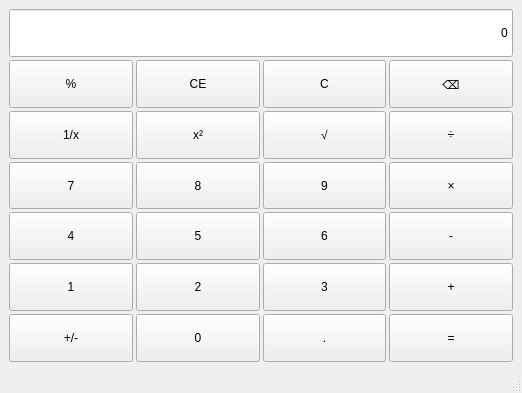
Before: the Qt Designer form mainwindow.ui in sqdtfg/Qt--, drawn with Qt 5.
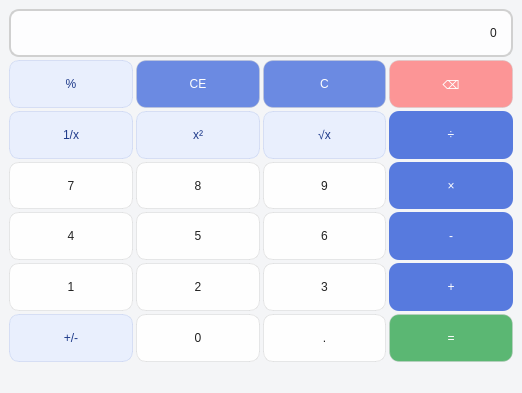
After: the same form once the commit is applied.

Commit message: fifth part--计算器界面样式改善

Patch:
```diff
--- a/mainwindow.ui
+++ b/mainwindow.ui
@@ -13,6 +13,79 @@
   <property name="windowTitle">
    <string>MainWindow</string>
   </property>
+  <property name="styleSheet">
+   <string notr="true">/* 全局设置 */
+QWidget {
+    background-color: #f4f5f7;
+    font: 700 16pt &quot;Times New Roman&quot;;
+    color: #333333;
+}
+
+/* 显示屏 */
+QLineEdit#display {
+    background: rgba(255, 255, 255, 0.85);
+    border: 2px solid #d0d0d0;
+    border-radius: 10px;
+    padding: 10px;
+    font: 700 22pt &quot;Times New Roman&quot;;
+    color: #222222;
+}
+
+/* 通用按钮基础样式 */
+QPushButton {
+    border-radius: 10px;
+    min-height: 40px;
+    font: 700 14pt &quot;Times New Roman&quot;;
+    border: 1px solid rgba(200, 200, 200, 0.4);
+}
+
+/*  数字按钮（0–9）+ 小数点 */
+#btnNum_0, #btnNum_1, #btnNum_2, #btnNum_3, #btnNum_4, #btnNum_5, #btnNum_6, #btnNum_7, #btnNum_8, #btnNum_9, #btnPeriod {
+    background-color: rgba(255, 255, 255, 0.9);
+    color: #222222;
+}
+
+#btnNum_0:hover, #btnNum_1:hover, #btnNum_2:hover, #btnNum_3:hover, #btnNum_4:hover, #btnNum_5:hover, #btnNum_6:hover, #btnNum_7:hover, #btnNum_8:hover, #btnNum_9:hover, #btnPeriod:hover {
+    background-color: rgba(255, 255, 255, 0.7);
+}
+
+/*  运算符按钮（+ - × ÷） */
+#btnPlus, #btnMinus, #btnMultiple, #btnDivide {
+    background-color: rgba(47, 91, 216, 0.8); /* 半透明深蓝 */
+    color: #ffffff;
+    border: none;
+}
+#btnPlus:hover, #btnMinus:hover, #btnMultiple:hover, #btnDivide:hover {
+    background-color: rgba(47, 91, 216, 0.65);
+}
+
+/*  特殊运算按钮（%, √, x², 1/x, +/-） */
+#btnPercentage, #btnSqrt, #btnSquare, #btnInverse, #btnSign {
+    background-color: rgba(228, 236, 255, 0.7);
+    color: #1e3a8a;
+    border: 1px solid rgba(188, 203, 239, 0.5);
+}
+
+/*  功能键（C, CE） */
+#btnClear, #btnClearAll {
+    background-color: rgba(47, 91, 216, 0.7);
+    color: #ffffff;
+}
+
+/*  删除键（⌫） */
+#btnDel {
+    background-color: rgba(255, 107, 107, 0.7);
+    color: #ffffff;
+}
+
+/*  等号按钮 */
+#btnEqual {
+    background-color: rgba(52, 168, 83, 0.8);
+    color: #ffffff;
+    font: 700 16pt &quot;Times New Roman&quot;;
+}
+</string>
+  </property>
   <widget class="QWidget" name="centralwidget">
    <property name="sizePolicy">
     <sizepolicy hsizetype="Maximum" vsizetype="Minimum">
@@ -295,7 +368,7 @@
          </sizepolicy>
         </property>
         <property name="text">
-         <string>√</string>
+         <string>√x</string>
         </property>
        </widget>
       </item>
@@ -307,6 +380,9 @@
           <verstretch>0</verstretch>
          </sizepolicy>
         </property>
+        <property name="styleSheet">
+         <string notr="true">font: 700 12pt &quot;Times New Roman&quot;;</string>
+        </property>
         <property name="text">
          <string>7</string>
         </property>
```
Left out of the diff: 2 changed lines with no effect on the pictures. The commit also changes 2 other files.
